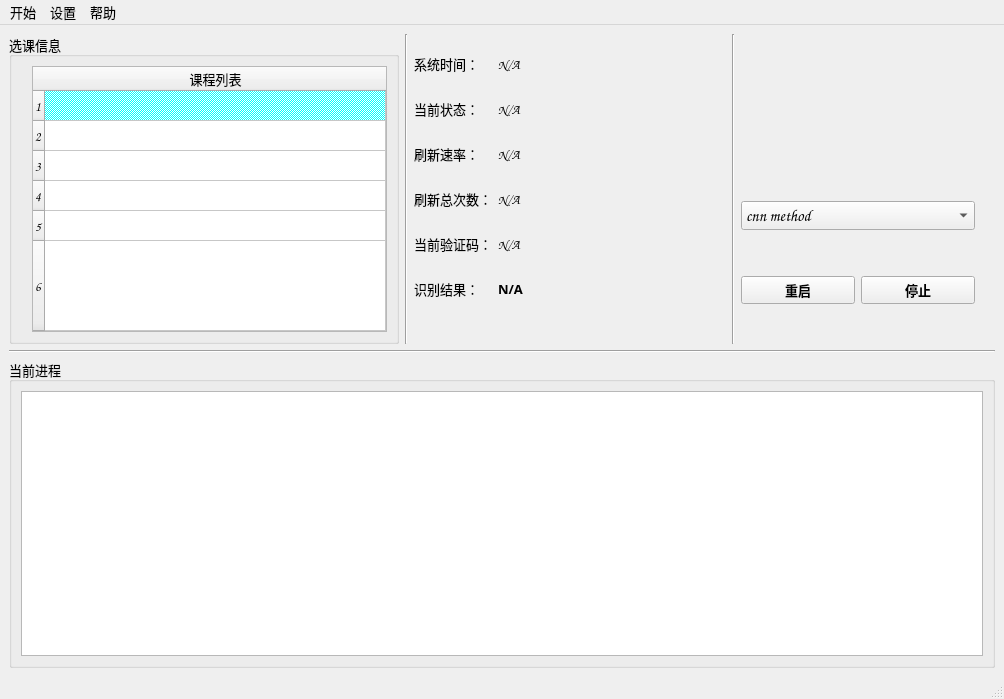
Before: the Qt Designer form qt/ui/mainwindow.ui in ZYM-PKU/AutoElective2.0, drawn with Qt 5.
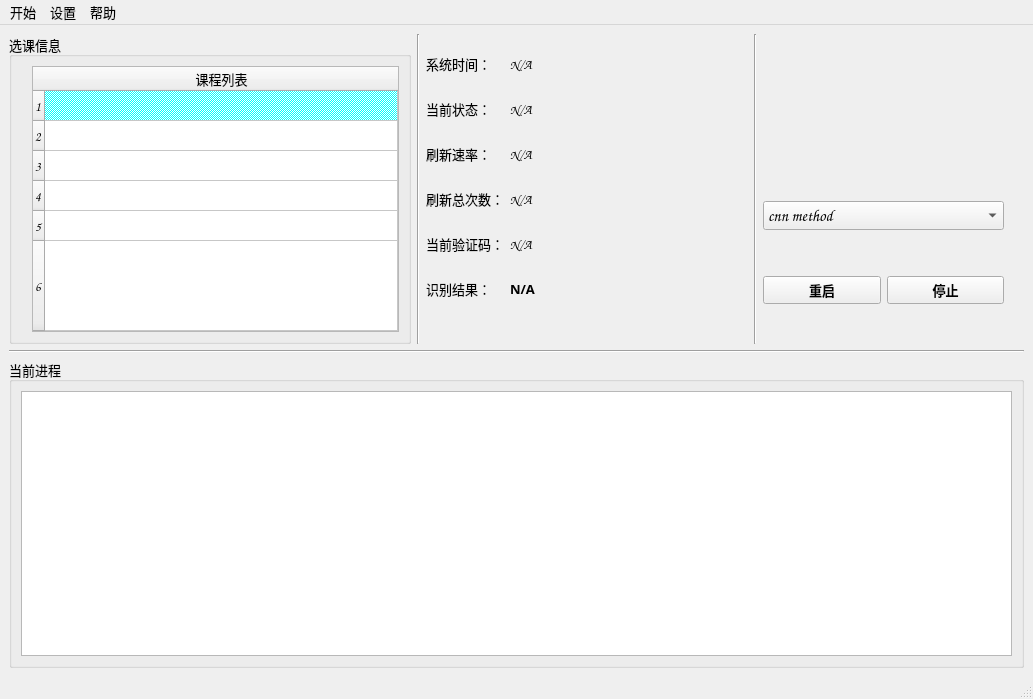
After: the same form once the commit is applied. Icons and pictures are not drawn.

What changed in the file:
```diff
--- a/qt/ui/mainwindow.ui
+++ b/qt/ui/mainwindow.ui
@@ -6,7 +6,7 @@
    <rect>
     <x>0</x>
     <y>0</y>
-    <width>1004</width>
+    <width>1033</width>
     <height>699</height>
    </rect>
   </property>
@@ -20,7 +20,7 @@
    <string>AutoElective</string>
   </property>
   <widget class="QWidget" name="centralwidget">
-   <layout class="QVBoxLayout" name="verticalLayout_3">
+   <layout class="QVBoxLayout" name="verticalLayout_3" stretch="3,1,3">
     <item>
      <layout class="QHBoxLayout" name="horizontalLayout_4" stretch="5,1,4,1,3,0">
       <item>
@@ -384,7 +384,7 @@
     <rect>
      <x>0</x>
      <y>0</y>
-     <width>1004</width>
+     <width>1033</width>
      <height>26</height>
     </rect>
    </property>
```
Left out of the diff: 2 changed lines with no effect on the pictures.
